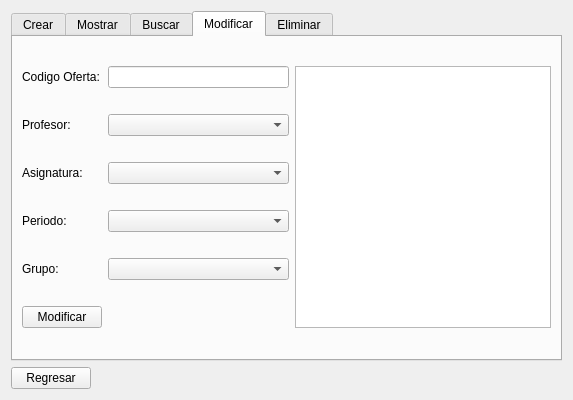
Old version of the form Proyecto/menuoferta.ui in the repository alexVillasenor/SEDDII.
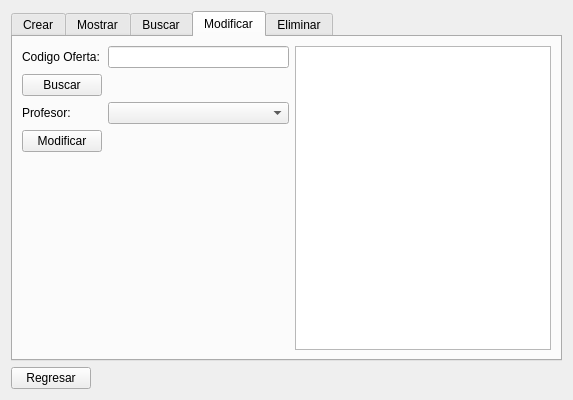
New version of the form. The open tabs and pages were chosen to show the change.

Diff of the .ui file:
```diff
--- a/Proyecto/menuoferta.ui
+++ b/Proyecto/menuoferta.ui
@@ -164,73 +164,20 @@
        <string>Modificar</string>
       </attribute>
       <layout class="QGridLayout" name="gridLayout_6">
-       <item row="4" column="0">
-        <widget class="QLabel" name="label_8">
-         <property name="text">
-          <string>Grupo:</string>
-         </property>
-        </widget>
-       </item>
-       <item row="4" column="1">
-        <widget class="QComboBox" name="comboBox_Grupo_2"/>
-       </item>
-       <item row="5" column="1">
-        <spacer name="horizontalSpacer_3">
-         <property name="orientation">
-          <enum>Qt::Horizontal</enum>
-         </property>
-         <property name="sizeHint" stdset="0">
-          <size>
-           <width>182</width>
-           <height>20</height>
-          </size>
-         </property>
-        </spacer>
-       </item>
-       <item row="5" column="0">
-        <widget class="QPushButton" name="pushButton_6">
-         <property name="text">
-          <string>Modificar</string>
-         </property>
-         <property name="autoDefault">
-          <bool>true</bool>
-         </property>
-        </widget>
-       </item>
-       <item row="3" column="1">
-        <widget class="QComboBox" name="comboBox_Periodo_2"/>
-       </item>
-       <item row="3" column="0">
-        <widget class="QLabel" name="label_5">
-         <property name="text">
-          <string>Periodo:</string>
-         </property>
-        </widget>
-       </item>
-       <item row="2" column="1">
-        <widget class="QComboBox" name="comboBox_Asignatura_2"/>
-       </item>
-       <item row="2" column="0">
-        <widget class="QLabel" name="label_6">
-         <property name="text">
-          <string>Asignatura:</string>
-         </property>
-        </widget>
-       </item>
-       <item row="1" column="1">
+       <item row="2" column="2">
         <widget class="QComboBox" name="comboBox_Profesor_2"/>
        </item>
-       <item row="1" column="0">
+       <item row="2" column="0">
         <widget class="QLabel" name="label_7">
          <property name="text">
           <string>Profesor:</string>
          </property>
         </widget>
        </item>
-       <item row="0" column="1">
+       <item row="0" column="2">
         <widget class="QLineEdit" name="lineEdit_3"/>
        </item>
-       <item row="0" column="2" rowspan="6">
+       <item row="0" column="3" rowspan="5">
         <widget class="QTextBrowser" name="textBrowser_4"/>
        </item>
        <item row="0" column="0">
@@ -240,6 +187,26 @@
          </property>
         </widget>
        </item>
+       <item row="1" column="0">
+        <widget class="QPushButton" name="pushButton_7">
+         <property name="text">
+          <string>Buscar</string>
+         </property>
+         <property name="autoDefault">
+          <bool>true</bool>
+         </property>
+        </widget>
+       </item>
+       <item row="3" column="0">
+        <widget class="QPushButton" name="pushButton_6">
+         <property name="text">
+          <string>Modificar</string>
+         </property>
+         <property name="autoDefault">
+          <bool>true</bool>
+         </property>
+        </widget>
+       </item>
       </layout>
      </widget>
      <widget class="QWidget" name="tab_5">
```
Left out of the diff: 85 changed lines with no effect on the pictures.
